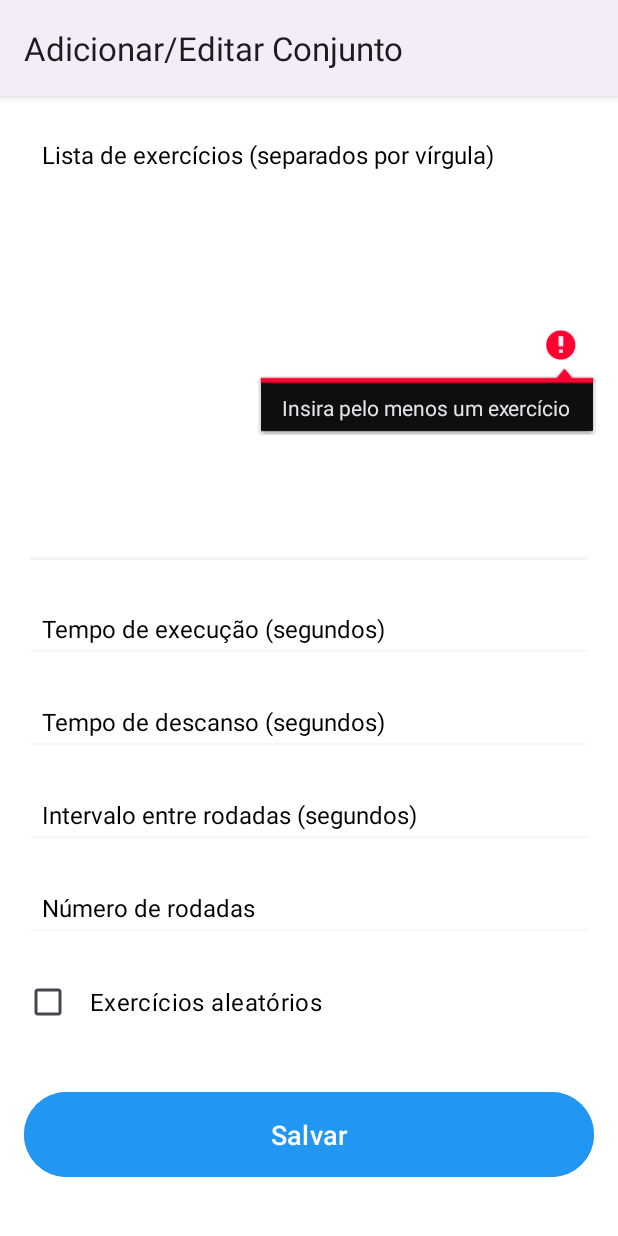
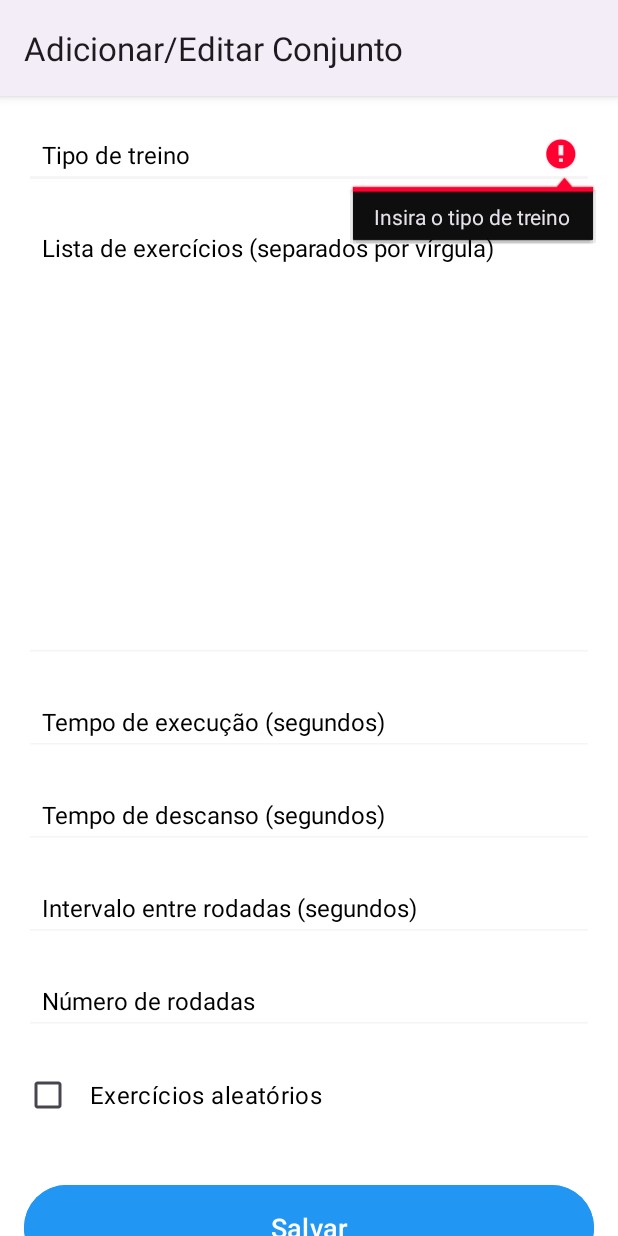
Before and after one commit to ils94/Personal_Trainer_App, an Android app: the ConfigActivity screen opened directly, with no data from a screen before it, after a tap on "Salvar", on a phone screen of 412 x 824 dp. Run offline under Robolectric (Android 15) with nearby library versions, the phone set to English and light mode, and no system bars.

Commit message:
melhoria de layout

```diff
--- a/app/src/main/java/com/droidev/personaltrainer/ConfigActivity.java
+++ b/app/src/main/java/com/droidev/personaltrainer/ConfigActivity.java
@@ -20,7 +20,7 @@ import java.util.ArrayList;
 
 public class ConfigActivity extends AppCompatActivity {
 
-    private EditText exercisesInput, exerciseTimeInput, restTimeInput, roundIntervalInput, roundsInput;
+    private EditText exerciseType, exercisesInput, exerciseTimeInput, restTimeInput, roundIntervalInput, roundsInput;
     private CheckBox randomOrderCheckbox;
     private Button saveButton;
 
@@ -38,6 +38,7 @@ public class ConfigActivity extends AppCompatActivity {
         setTitle("Adicionar/Editar Conjunto");
 
         // Inicializa os componentes da UI
+        exerciseType = findViewById(R.id.exerciseType);
         exercisesInput = findViewById(R.id.exercisesInput);
         exerciseTimeInput = findViewById(R.id.exerciseTimeInput);
         restTimeInput = findViewById(R.id.restTimeInput);
@@ -64,6 +65,7 @@ public class ConfigActivity extends AppCompatActivity {
             }
 
             // Preenche os campos com os valores
+            exerciseType.setText(workoutSetToEdit.getType()); // Preenche o tipo de treino
             exercisesInput.setText(workoutSetToEdit.getExercises());
             exerciseTimeInput.setText(String.valueOf(workoutSetToEdit.getExerciseTime()));
             restTimeInput.setText(String.valueOf(workoutSetToEdit.getRestTime()));
@@ -99,7 +101,13 @@ public class ConfigActivity extends AppCompatActivity {
     }
 
     private void saveWorkoutSet() {
+        String typeText = exerciseType.getText().toString().trim(); // Captura o tipo de treino
         String exercisesText = exercisesInput.getText().toString().trim();
+
+        if (typeText.isEmpty()) {
+            exerciseType.setError("Insira o tipo de treino");
+            return;
+        }
 
         if (exercisesText.isEmpty()) {
             exercisesInput.setError("Insira pelo menos um exercício");
@@ -119,6 +127,7 @@ public class ConfigActivity extends AppCompatActivity {
 
             // Cria um novo objeto WorkoutSet
             WorkoutSet workoutSet = new WorkoutSet();
+            workoutSet.setType(typeText); // Define o tipo de treino
             workoutSet.setExercises(exercisesText);
             workoutSet.setExerciseTime(exerciseTime);
             workoutSet.setRestTime(restTime);
--- a/app/src/main/res/layout/activity_config.xml
+++ b/app/src/main/res/layout/activity_config.xml
@@ -8,6 +8,19 @@
         android:layout_height="wrap_content"
         android:orientation="vertical"
         android:padding="16dp">
+
+        <EditText
+            android:id="@+id/exerciseType"
+            android:layout_width="match_parent"
+            android:layout_height="wrap_content"
+            android:layout_marginBottom="16dp"
+            android:backgroundTint="@color/light_gray"
+            android:hint="Tipo de treino"
+            android:padding="12dp"
+            android:singleLine="true"
+            android:textColor="@color/black"
+            android:textColorHint="@color/black"
+            android:textSize="16sp" />
 
         <!-- Lista de Exercícios -->
         <EditText
```
Also changed, not shown: app/src/main/java/com/droidev/personaltrainer/WorkoutSet.java (+13 -2 lines), app/src/main/java/com/droidev/personaltrainer/WorkoutSetsAdapter.java (+51 -7 lines).
